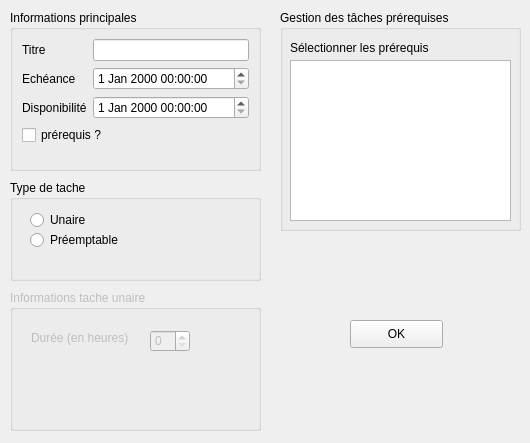
cezuriku/LO21, file window_addtacheunaire.ui: the form before one commit.
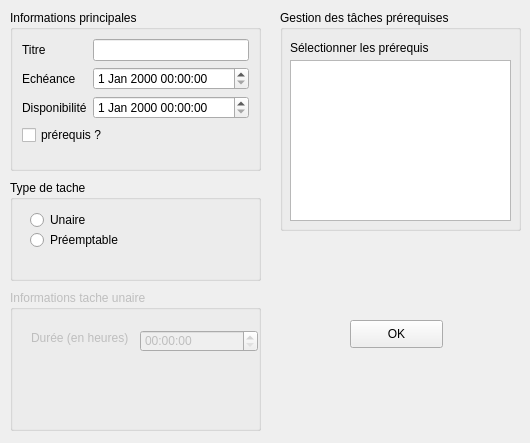
The form after the commit.

```diff
--- a/window_addtacheunaire.ui
+++ b/window_addtacheunaire.ui
@@ -119,19 +119,6 @@
    <property name="title">
     <string>Informations tache unaire</string>
    </property>
-   <widget class="QSpinBox" name="t_duree">
-    <property name="geometry">
-     <rect>
-      <x>140</x>
-      <y>40</y>
-      <width>40</width>
-      <height>22</height>
-     </rect>
-    </property>
-    <property name="maximum">
-     <number>12</number>
-    </property>
-   </widget>
    <widget class="QLabel" name="label_4">
     <property name="geometry">
      <rect>
@@ -145,6 +132,23 @@
      <string>Durée (en heures)</string>
     </property>
    </widget>
+   <widget class="QTimeEdit" name="t_duree">
+    <property name="geometry">
+     <rect>
+      <x>130</x>
+      <y>40</y>
+      <width>118</width>
+      <height>22</height>
+     </rect>
+    </property>
+    <property name="maximumTime">
+     <time>
+      <hour>12</hour>
+      <minute>0</minute>
+      <second>0</second>
+     </time>
+    </property>
+   </widget>
   </widget>
   <widget class="QGroupBox" name="gb_prereq">
    <property name="geometry">
```
